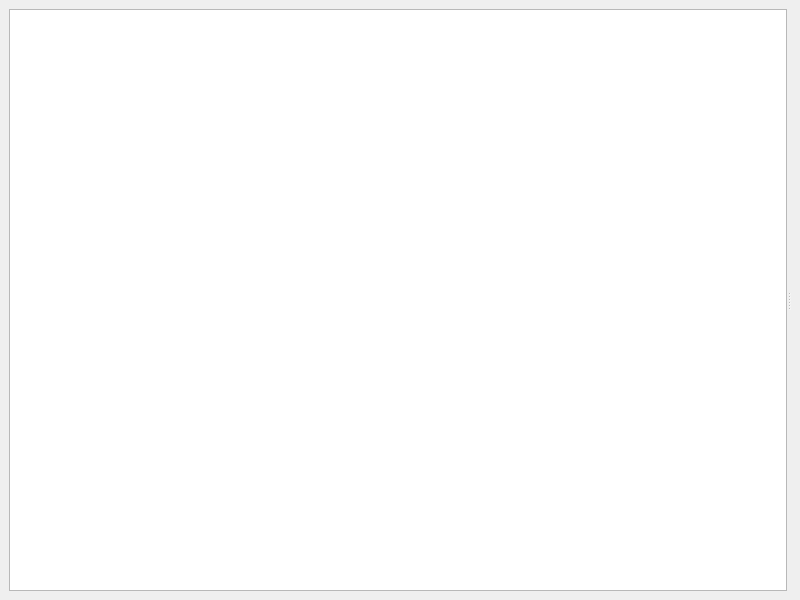
Before: the Qt Designer form ui/main_window.ui in originalMemory/formula-manager, drawn with Qt 5.
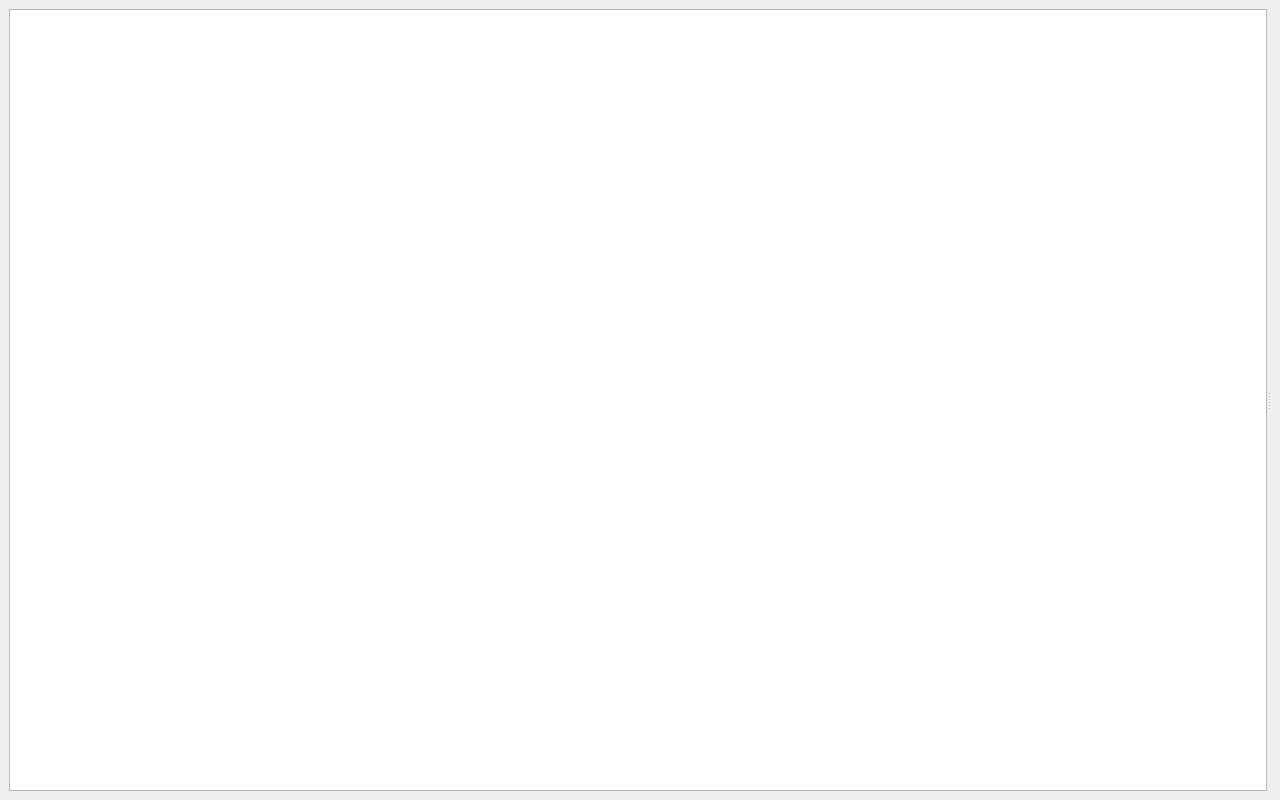
After: the same form once the commit is applied.

Patch:
```diff
--- a/ui/main_window.ui
+++ b/ui/main_window.ui
@@ -6,8 +6,8 @@
    <rect>
     <x>0</x>
     <y>0</y>
-    <width>800</width>
-    <height>600</height>
+    <width>1280</width>
+    <height>800</height>
    </rect>
   </property>
   <property name="windowTitle">
```
